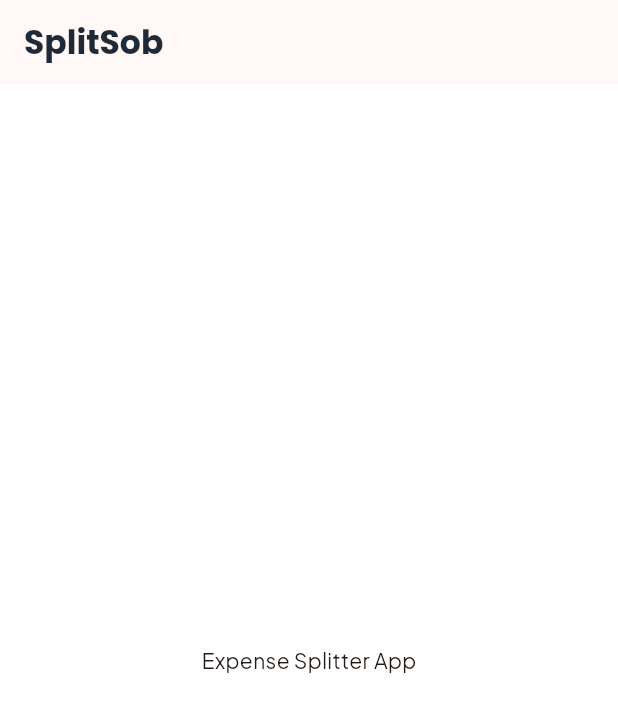
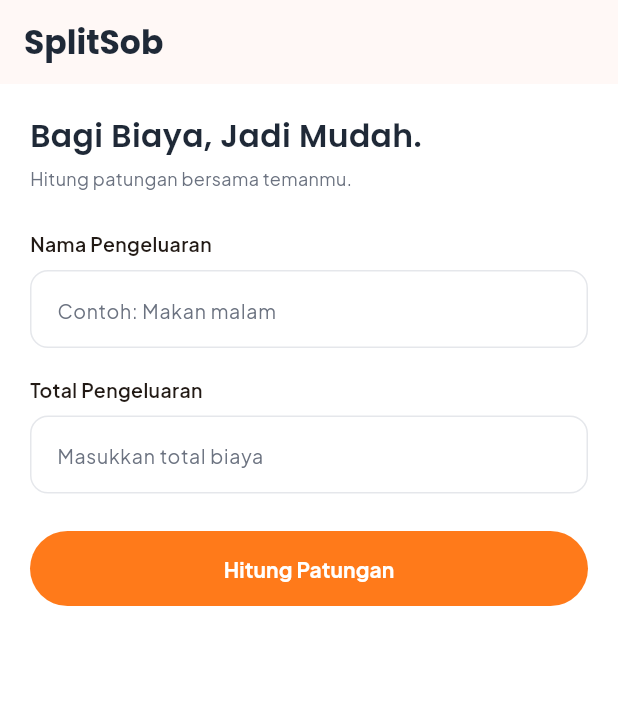
Before and after one commit to MuhammadAzka123/SplitSob, a Flutter app: the screen it shows after launch, on a phone screen of 412 x 824 dp. Shown: the top 712 px of the screen. Run offline on Flutter 3.47's test engine with Material 3 defaults, Android fonts, the phone set to English and light mode, and no system bars; our stand-ins replace google_fonts.

Commit message:
Membuat formulir pengeluaran

```diff
--- a/lib/main.dart
+++ b/lib/main.dart
@@ -55,6 +55,31 @@ class _SplitSobHomePageState extends State<SplitSobHomePage> {
     super.dispose();
   }
 
+  InputDecoration inputDecoration(String hint) {
+    return InputDecoration(
+      hintText: hint,
+      hintStyle: GoogleFonts.plusJakartaSans(
+        color: secondaryText,
+        fontSize: 13,
+      ),
+      filled: true,
+      fillColor: Colors.white,
+      contentPadding: const EdgeInsets.symmetric(horizontal: 14, vertical: 14),
+      border: OutlineInputBorder(
+        borderRadius: BorderRadius.circular(12),
+        borderSide: const BorderSide(color: borderColor),
+      ),
+      enabledBorder: OutlineInputBorder(
+        borderRadius: BorderRadius.circular(12),
+        borderSide: const BorderSide(color: borderColor),
+      ),
+      focusedBorder: OutlineInputBorder(
+        borderRadius: BorderRadius.circular(12),
+        borderSide: const BorderSide(color: primaryOrange, width: 1.5),
+      ),
+    );
+  }
+
   @override
   Widget build(BuildContext context) {
     return Scaffold(
@@ -67,8 +92,75 @@ class _SplitSobHomePageState extends State<SplitSobHomePage> {
           ),
         ),
       ),
-      body: const Center(
-        child: Text('Expense Splitter App'),
+      body: SingleChildScrollView(
+        padding: const EdgeInsets.all(20),
+        child: Column(
+          crossAxisAlignment: CrossAxisAlignment.start,
+          children: [
+            Text(
+              'Bagi Biaya, Jadi Mudah.',
+              style: GoogleFonts.poppins(
+                fontSize: 21,
+                fontWeight: FontWeight.w600,
+                color: darkText,
+              ),
+            ),
+            const SizedBox(height: 5),
+            Text(
+              'Hitung patungan bersama temanmu.',
+              style: GoogleFonts.plusJakartaSans(
+                color: secondaryText,
+                fontSize: 12,
+              ),
+            ),
+            const SizedBox(height: 25),
+            Text(
+              'Nama Pengeluaran',
+              style: GoogleFonts.plusJakartaSans(
+                fontWeight: FontWeight.w600,
+                fontSize: 13,
+              ),
+            ),
+            const SizedBox(height: 8),
+            TextField(
+              controller: expenseController,
+              decoration: inputDecoration('Contoh: Makan malam'),
+            ),
+            const SizedBox(height: 18),
+            Text(
+              'Total Pengeluaran',
+              style: GoogleFonts.plusJakartaSans(
+                fontWeight: FontWeight.w600,
+                fontSize: 13,
+              ),
+            ),
+            const SizedBox(height: 8),
+            TextField(
+              controller: amountController,
+              keyboardType: TextInputType.number,
+              decoration: inputDecoration('Masukkan total biaya'),
+            ),
+            const SizedBox(height: 25),
+            SizedBox(
+              width: double.infinity,
+              height: 50,
+              child: ElevatedButton(
+                onPressed: () {},
+                style: ElevatedButton.styleFrom(
+                  backgroundColor: primaryOrange,
+                  foregroundColor: Colors.white,
+                  elevation: 0,
+                ),
+                child: Text(
+                  'Hitung Patungan',
+                  style: GoogleFonts.plusJakartaSans(
+                    fontWeight: FontWeight.w700,
+                  ),
+                ),
+              ),
+            ),
+          ],
+        ),
       ),
     );
   }
```
